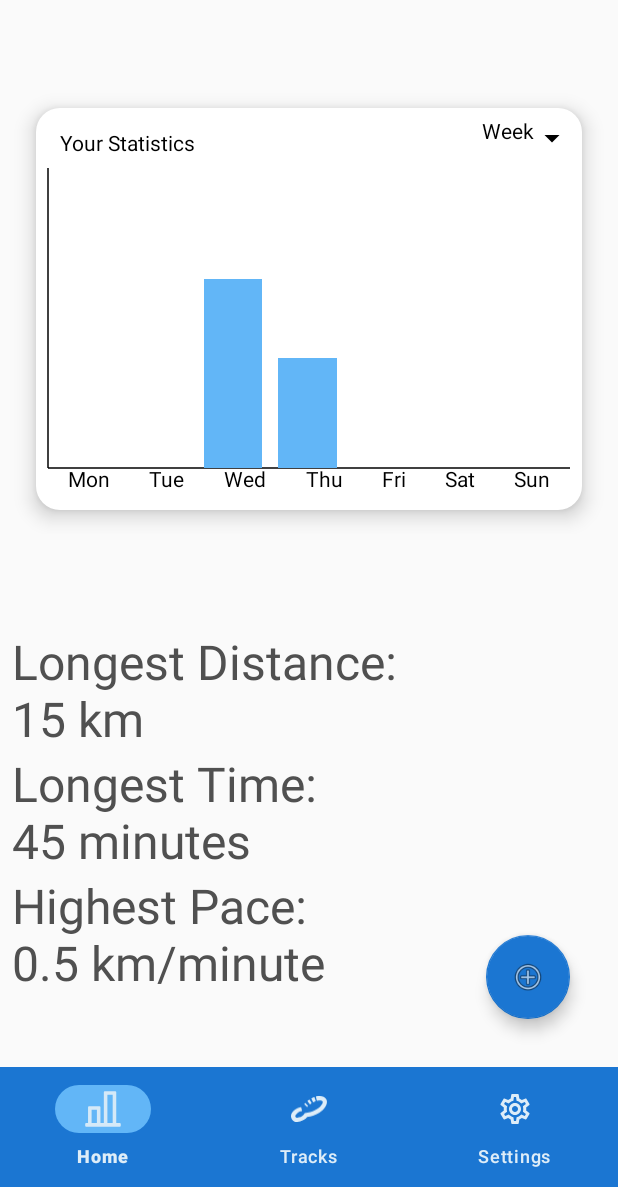
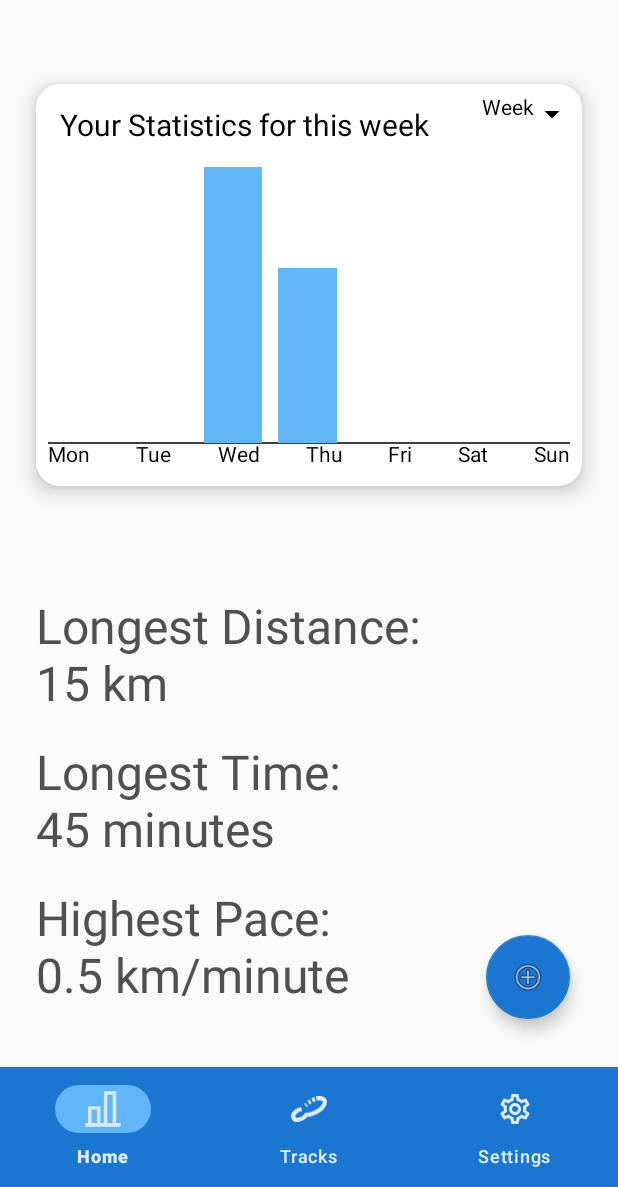
Before and after one commit to mh380/FitnessTracker, an Android app built with Jetpack Compose: the screen it shows after launch (MainActivity), on a phone screen of 412 x 824 dp, the part 49-1236 px from its top. Run offline under Robolectric (Android 15) with nearby library versions, the phone set to English and light mode, and no system bars; our stand-ins replace Room's generated code.

Commit message:
improved statistics and improved styling of scores and tracks

```diff
--- a/app/src/main/java/de/hdmstuttgart/trackmaster/homeScreen/StatisticFragment.kt
+++ b/app/src/main/java/de/hdmstuttgart/trackmaster/homeScreen/StatisticFragment.kt
@@ -37,6 +37,7 @@ import androidx.compose.ui.platform.LocalDensity
 import androidx.compose.ui.platform.ViewCompositionStrategy
 import androidx.compose.ui.res.colorResource
 import androidx.compose.ui.unit.dp
+import androidx.compose.ui.unit.sp
 import androidx.fragment.app.Fragment
 import androidx.lifecycle.lifecycleScope
 import de.hdmstuttgart.trackmaster.R
@@ -44,12 +45,12 @@ import de.hdmstuttgart.trackmaster.TrackMasterApplication
 import de.hdmstuttgart.trackmaster.data.BarchartInput
 import de.hdmstuttgart.trackmaster.data.Track
 import de.hdmstuttgart.trackmaster.data.toDay
-import de.hdmstuttgart.trackmaster.data.toDayAndMonth
 import kotlinx.coroutines.Dispatchers
 import kotlinx.coroutines.launch
 import kotlinx.coroutines.withContext
 import java.time.DayOfWeek
 import java.time.LocalDate
+import java.time.Month
 import java.time.format.TextStyle
 import java.time.temporal.TemporalAdjusters
 import java.util.Locale
@@ -59,7 +60,10 @@ class StatisticFragment : Fragment(R.layout.fragment_statistic) {
 
     private val defaultMaxHeight = 200.dp //defines max height for bars
     private var barchartInputList: MutableList<BarchartInput> = mutableListOf()
-    private var listSum = 0
+    private var description = "this week"
+    private var gap = 5
+
+    private var listMax = 0
     private var currentTimeSpan = "Week"
 
     private lateinit var inflater: LayoutInflater
@@ -128,22 +132,24 @@ class StatisticFragment : Fragment(R.layout.fragment_statistic) {
                         val endDate = currentDate.with(TemporalAdjusters.nextOrSame(DayOfWeek.SUNDAY))
 
                         allTracks = trackMasterApplication.repository.getTracksFromWeek(startDate, endDate)
+                        getWeekInput(startDate, allTracks)
 
-                        getWeekInput(startDate, allTracks)
+                        description = "this week"
+                        gap = 5
                     }
                     "Month" -> {
                         allTracks = trackMasterApplication.repository.getTracksFromMonth(currentDate.month)
-                        for (track in allTracks) {
-                            val input = BarchartInput(track.distance, toDay(track.date))
-                            barchartInputList.add(input)
-                        }
+                        getMonthInput(currentDate, allTracks)
+
+                        description = currentDate.month.getDisplayName(TextStyle.FULL, Locale.getDefault())
+                        gap = 1
                     }
                     "Year" -> {
                         allTracks = trackMasterApplication.repository.getTracksFromYear(currentDate.year.toString())
-                        for (track in allTracks) {
-                            val input = BarchartInput(track.distance, toDayAndMonth(track.date))
-                            barchartInputList.add(input)
-                        }
+                        getYearInput(allTracks)
+
+                        description = currentDate.year.toString()
+                        gap = 3
                     }
                 }
             }
@@ -153,8 +159,7 @@ class StatisticFragment : Fragment(R.layout.fragment_statistic) {
 
     @Composable
     fun BarChart(
-        inputList: List<BarchartInput>,
-        modifier: Modifier = Modifier
+        inputList: List<BarchartInput>
     ) {
 
         val borderColor = colorResource(R.color.black)
@@ -170,18 +175,18 @@ class StatisticFragment : Fragment(R.layout.fragment_statistic) {
                 horizontalArrangement = Arrangement.SpaceBetween,
             ) {
                 Text(
-                    text = "Your Statistics",
-                    modifier = Modifier.padding(8.dp),
+                    text = "Your Statistics for " + description,
+                    fontSize = 20.sp,
+                    modifier = Modifier.padding(8.dp, 8.dp, 0.dp, 0.dp),
                 )
                 DropDown()
             }
 
-
             Row(
-                modifier = modifier.then(
-                    Modifier
+                modifier = Modifier
                         .fillMaxWidth()
                         .height(defaultMaxHeight)
+                        .padding(0.dp, 16.dp, 0.dp, 0.dp)
                         .drawBehind {
                             // draw X-Axis
                             drawLine(
@@ -190,36 +195,25 @@ class StatisticFragment : Fragment(R.layout.fragment_statistic) {
                                 end = Offset(size.width, size.height),
                                 strokeWidth = strokeWidth
                             )
-                            // draw Y-Axis
-                            drawLine(
-                                color = borderColor,
-                                start = Offset(0f, 0f),
-                                end = Offset(0f, size.height),
-                                strokeWidth = strokeWidth
-                            )
-                        }
-                ),
+                        },
                 horizontalArrangement = Arrangement.SpaceBetween,
                 verticalAlignment = Alignment.Bottom,
             ) {
-                listSum = inputList.sumOf { it.distance }
-
+                listMax = inputList.maxWith(Comparator.comparingInt { it.distance }).distance
                 inputList.forEach { item ->
                     Bar(
-                        input = item,
+                        input = item
                     )
                 }
             }
+
             Row(
-                modifier = modifier.then(
-                    Modifier
-                        .fillMaxWidth()
-                ),
-                horizontalArrangement = Arrangement.SpaceAround
+                modifier = Modifier.fillMaxWidth(),
+                horizontalArrangement = Arrangement.SpaceBetween
             ) {
                 inputList.forEach { item ->
                     Text(
-                        text = item.dateString,
+                        text = item.dateString
                     )
                 }
             }
@@ -232,11 +226,11 @@ class StatisticFragment : Fragment(R.layout.fragment_statistic) {
     ) {
         val color = colorResource(R.color.sky_blue)
         val value = input.distance
-        val itemHeight = remember(value) { value * (defaultMaxHeight.value - 0.5) / listSum }
+        val itemHeight = remember(value) { value * defaultMaxHeight.value / listMax }
 
         Spacer(
             modifier = Modifier
-                .padding(horizontal = 5.dp)
+                .padding(horizontal = gap.dp)
                 .height(itemHeight.dp)
                 .weight(1f)
                 .background(color)
@@ -251,7 +245,6 @@ class StatisticFragment : Fragment(R.layout.fragment_statistic) {
         val currentValue = remember { mutableStateOf(list[0]) }
 
         Box {
-
             Row(
                 modifier = Modifier
                     .clickable { expanded.value = !expanded.value }
@@ -265,7 +258,6 @@ class StatisticFragment : Fragment(R.layout.fragment_statistic) {
                     onDismissRequest = { expanded.value = false },
                 ) {
                     list.forEach {
-
                         DropdownMenuItem(
                             onClick = {
                                 currentValue.value = it
@@ -283,15 +275,40 @@ class StatisticFragment : Fragment(R.layout.fragment_statistic) {
     }
 
 
-    fun getWeekInput(startDate: LocalDate, allTracks: List<Track>) {
-        for(i in 0..6) {
-            val tracksOfDay = allTracks.filter { track -> track.date == startDate.plusDays(i.toLong()) }
-            var sum = 0
-            for(trackOfDay in tracksOfDay) {
-                sum += trackOfDay.distance
-            }
-            val input = BarchartInput(sum, DayOfWeek.of(i+1).getDisplayName(TextStyle.SHORT, Locale.getDefault()))    //toDayAndMonth(startDate.plusDays(i.toLong()))
+    private fun getWeekInput(startDate: LocalDate, allTracks: List<Track>) {
+        for(i in 1..7) {
+            val tracksOfDay = allTracks.filter { track -> track.date == startDate.plusDays(i-1L) }
+            val sum = sumTracks(tracksOfDay)
+            val input = BarchartInput(sum, DayOfWeek.of(i).getDisplayName(TextStyle.SHORT, Locale.getDefault()))    //toDayAndMonth(startDate.plusDays(i.toLong()))
             barchartInputList.add(input)
         }
     }
+
+    private fun getMonthInput(currentDate: LocalDate, allTracks: List<Track>) {
+        val length = currentDate.month.length(currentDate.isLeapYear)
+        val startDate = currentDate.withDayOfMonth(1)
+        for(i in 1..length) {
+            val tracksOfDay = allTracks.filter { track -> track.date == startDate.plusDays(i-1L) }
+            val sum = sumTracks(tracksOfDay)
+            val input = BarchartInput(sum, toDay(startDate.plusDays(i-1L))) //todo: change that bc it looks awful
+            barchartInputList.add(input)
+        }
+    }
+
+    private fun getYearInput(allTracks: List<Track>) {
+        for(i in 1..12) {
+            val tracksOfMonth = allTracks.filter { track -> track.date.month == Month.of(i)}
+            val sum = sumTracks(tracksOfMonth)
+            val input = BarchartInput(sum, Month.of(i).getDisplayName(TextStyle.SHORT, Locale.getDefault()))
+            barchartInputList.add(input)
+        }
+    }
+
+    private fun sumTracks(tracksOfDay: List<Track>): Int {
+        var sum = 0
+        for(trackOfDay in tracksOfDay) {
+            sum += trackOfDay.distance
+        }
+        return sum
+    }
 }
--- a/app/src/main/res/layout/fragment_score.xml
+++ b/app/src/main/res/layout/fragment_score.xml
@@ -2,31 +2,33 @@
 <LinearLayout xmlns:android="http://schemas.android.com/apk/res/android"
     android:orientation="vertical"
     android:layout_width="match_parent"
-    android:layout_height="match_parent"
-    >
+    android:layout_height="match_parent" >
 
     <TextView
         android:id="@+id/maxDistance"
         android:layout_width="match_parent"
         android:layout_height="wrap_content"
+        android:paddingHorizontal="16dp"
+        android:paddingVertical="8dp"
         android:lines="2"
-        android:text="@string/max_distance"
-        />
+        android:text="@string/max_distance" />
 
     <TextView
         android:id="@+id/maxTime"
         android:layout_width="match_parent"
         android:layout_height="wrap_content"
+        android:paddingHorizontal="16dp"
+        android:paddingVertical="8dp"
         android:lines="2"
-        android:text="@string/max_time"
-        />
+        android:text="@string/max_time" />
 
     <TextView
         android:id="@+id/maxPace"
         android:layout_width="match_parent"
         android:layout_height="wrap_content"
+        android:paddingHorizontal="16dp"
+        android:paddingVertical="8dp"
         android:lines="2"
-        android:text="@string/max_pace"
-        />
+        android:text="@string/max_pace" />
 
 </LinearLayout>
--- a/app/src/main/res/layout/fragment_tracks.xml
+++ b/app/src/main/res/layout/fragment_tracks.xml
@@ -16,6 +16,6 @@
         app:layout_constraintStart_toStartOf="parent"
         app:layout_constraintTop_toTopOf="parent"
         app:layout_constraintHorizontal_bias="0.0"
-        app:layout_constraintVertical_bias="0.675"/>
+        app:layout_constraintVertical_bias="0.675" />
 
 </androidx.constraintlayout.widget.ConstraintLayout>
--- a/app/src/main/res/layout/track_view.xml
+++ b/app/src/main/res/layout/track_view.xml
@@ -2,7 +2,8 @@
 <LinearLayout xmlns:android="http://schemas.android.com/apk/res/android"
     android:orientation="vertical"
     android:layout_width="wrap_content"
-    android:layout_height="wrap_content">
+    android:layout_height="wrap_content"
+    android:paddingVertical="16dp">
 
     <TextView
         android:id="@+id/dateView"
@@ -31,4 +32,5 @@
         android:layout_height="wrap_content"
         android:maxLines="1"
         android:text="@string/average_pace" />
+
 </LinearLayout>
```
